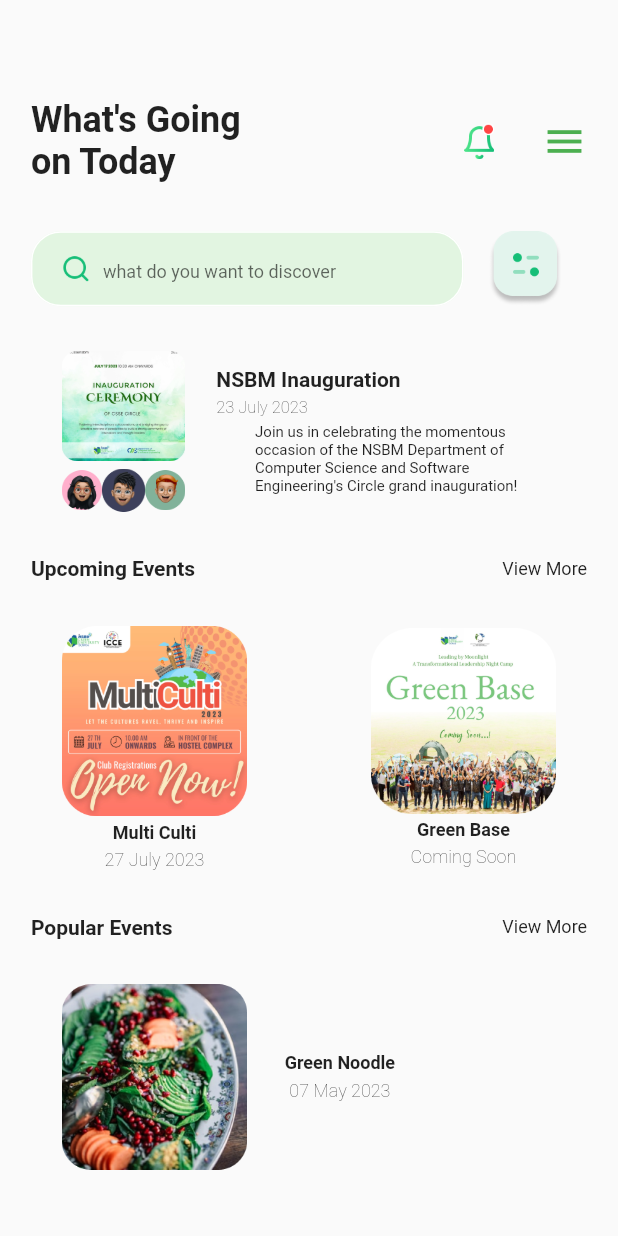
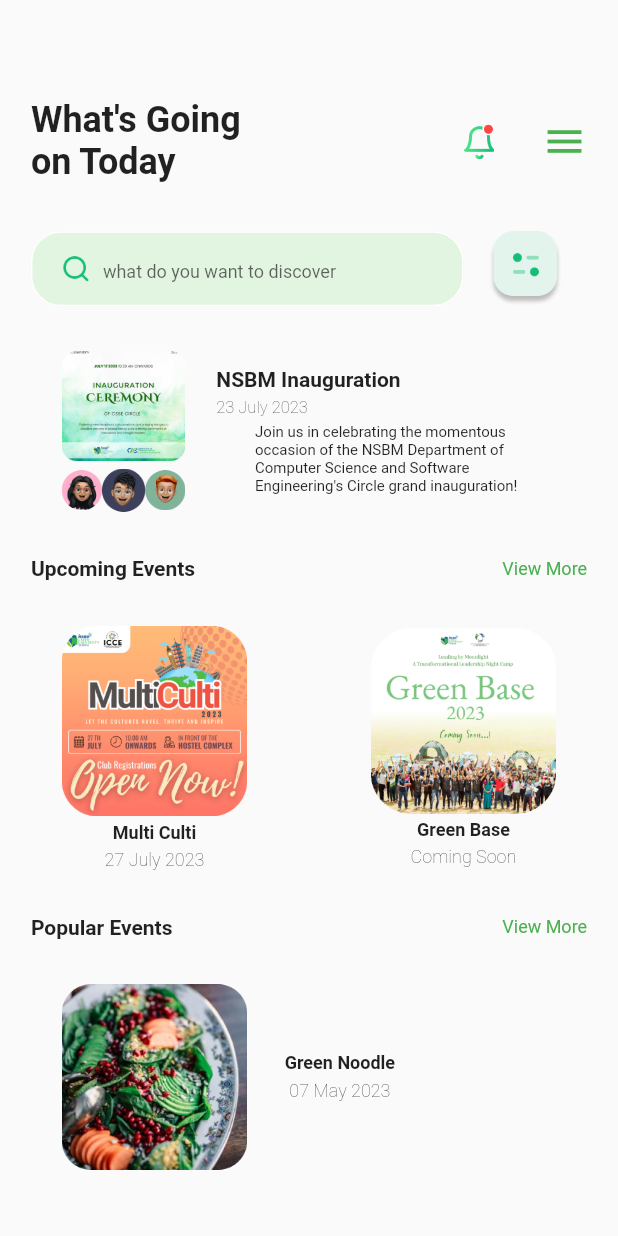
Before and after one commit to ISHANKA-git/NEventify, a Flutter app: the HomePage screen opened directly, on a phone screen of 412 x 824 dp. Run offline on Flutter 3.47's test engine with Material 2 defaults, Android fonts, the phone set to English and light mode, and no system bars; our stand-ins replace firebase_auth, firebase_core, google_fonts; accounts and stored records are empty.

Commit message:
homepage recover

```diff
--- a/lib/views/home_page.dart
+++ b/lib/views/home_page.dart
@@ -1,4 +1,6 @@
 import 'package:flutter/material.dart';
+import 'package:n_eventify/views/popular_events.dart';
+import 'package:n_eventify/views/upcoming_events.dart';
 
 class HomePage extends StatefulWidget {
   const HomePage({super.key});
@@ -213,12 +215,21 @@ class _HomePageState extends State<HomePage> {
                         ),
                         SizedBox(
                           width: screenwidth * .45,
-                          child: const Align(
+                          child: Align(
                               alignment: Alignment.centerRight,
+                              child: GestureDetector(
+                                onTap: () {
+                                  Navigator.push(
+                                    context,
+                                    MaterialPageRoute(
+                                        builder: (context) =>
+                                            const UpcomingEvents()),
+                                  );
+                                },
                                 child: Text(
                                   "View More",
                                   style: TextStyle(
-                                  fontSize: 12,
+                                      fontSize: 12, color: Colors.green),
                                 ),
                               )),
                         ),
@@ -302,12 +313,21 @@ class _HomePageState extends State<HomePage> {
                         ),
                         SizedBox(
                           width: screenwidth * .45,
-                          child: const Align(
+                          child: Align(
                               alignment: Alignment.centerRight,
+                              child: GestureDetector(
+                                onTap: () {
+                                  Navigator.push(
+                                    context,
+                                    MaterialPageRoute(
+                                        builder: (context) =>
+                                            const PopularEvents()),
+                                  );
+                                },
                                 child: Text(
                                   "View More",
                                   style: TextStyle(
-                                  fontSize: 12,
+                                      fontSize: 12, color: Colors.green),
                                 ),
                               )),
                         ),
```
Lines whose indentation alone changed are shown as unchanged.
